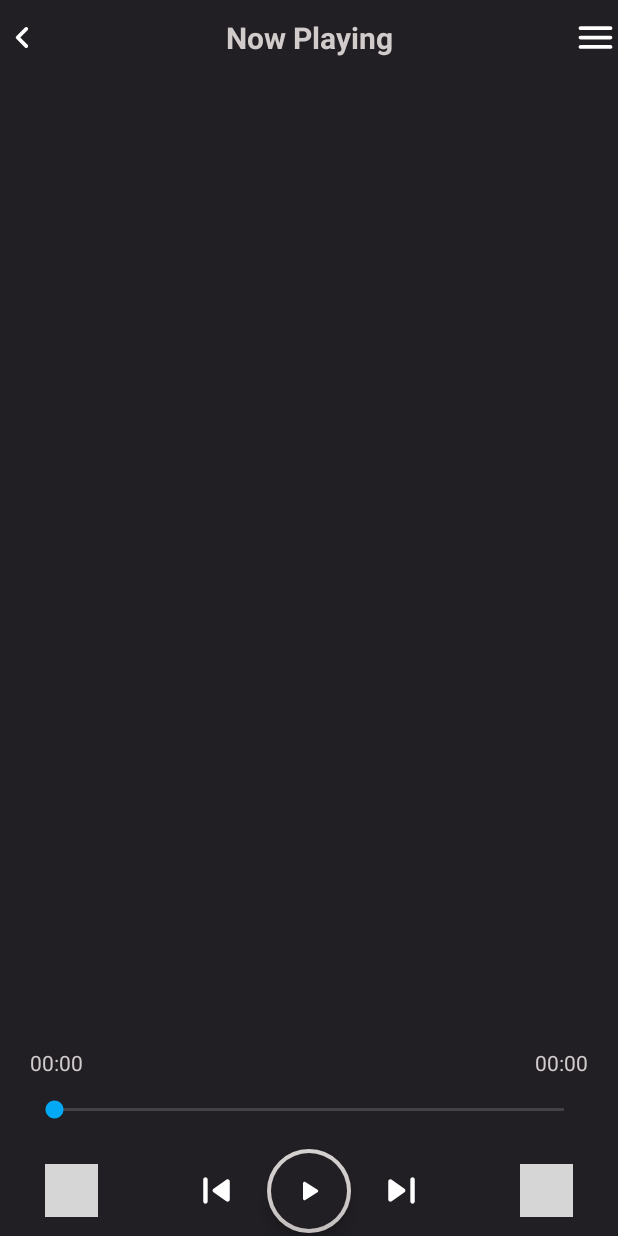
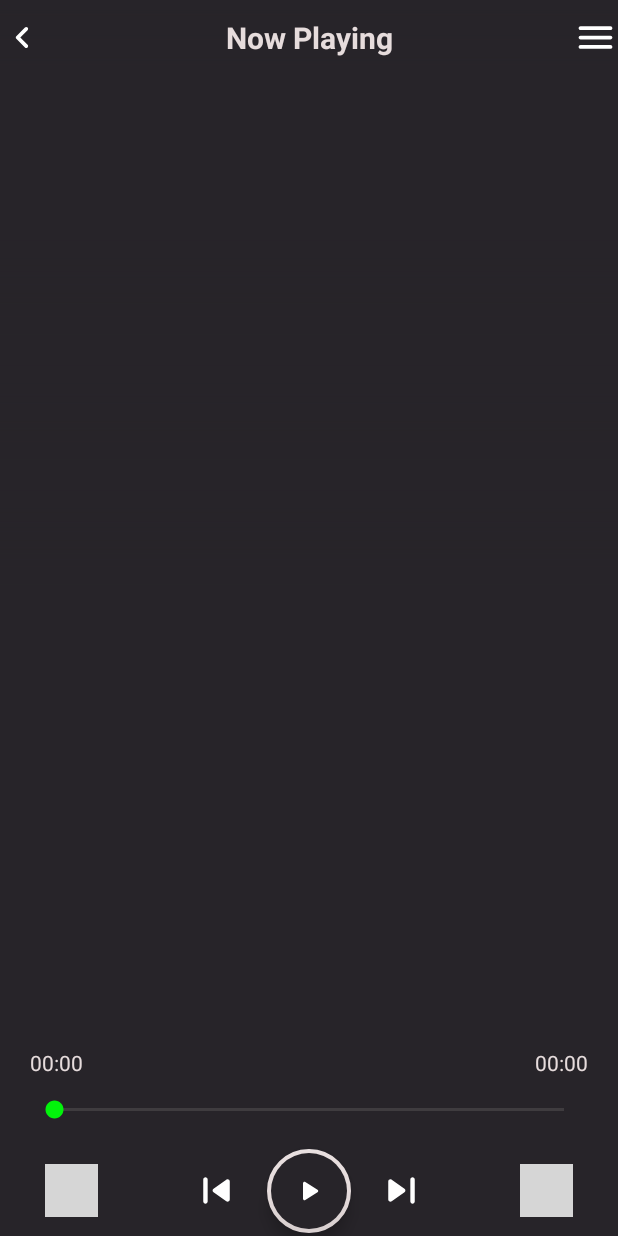
Before and after one commit to minhduc-1999/AudioPlayer, an Android app: the PlayerActivity screen opened directly, with no data from a screen before it, on a phone screen of 412 x 824 dp. Run offline under Robolectric (Android 15) with nearby library versions, the phone set to English and light mode, and no system bars; 1 statement that could not run was skipped; grey boxes are pictures that could not be loaded.

Commit message:
Fix bug in album

```diff
--- a/MyAudioPlayer/app/src/main/java/com/example/myaudioplayer/MainActivity.java
+++ b/MyAudioPlayer/app/src/main/java/com/example/myaudioplayer/MainActivity.java
@@ -199,8 +199,8 @@ public class MainActivity extends AppCompatActivity implements SearchView.OnQuer
                 if (isBound) {
                     Intent intent = new Intent(MainActivity.this, PlayerActivity.class);
                     if (audioService != null) {
-                        intent.putExtra("createService", false);
                         String state = audioService.getState();
+                        intent.putExtra("sender", AudioService.PLAYLIST_SOURCE_NONE);
                         intent.putExtra("state", state);
 
                     } else {
@@ -298,12 +298,12 @@ public class MainActivity extends AppCompatActivity implements SearchView.OnQuer
         tabLayout.setOnTabSelectedListener(new TabLayout.OnTabSelectedListener() {
             @Override
             public void onTabSelected(TabLayout.Tab tab) {
-                tab.getIcon().setColorFilter(getResources().getColor(R.color.selectedColor), PorterDuff.Mode.SRC_IN);
+                tab.getIcon().setColorFilter(getResources().getColor(R.color.color_select), PorterDuff.Mode.SRC_IN);
             }
 
             @Override
             public void onTabUnselected(TabLayout.Tab tab) {
-                tab.getIcon().setColorFilter(getResources().getColor(R.color.colorAccent), PorterDuff.Mode.SRC_IN);
+                tab.getIcon().setColorFilter(getResources().getColor(R.color.color_none_select), PorterDuff.Mode.SRC_IN);
             }
 
             @Override
--- a/MyAudioPlayer/app/src/main/java/com/example/myaudioplayer/MusicAdapter.java
+++ b/MyAudioPlayer/app/src/main/java/com/example/myaudioplayer/MusicAdapter.java
@@ -60,7 +60,7 @@ public class MusicAdapter extends RecyclerView.Adapter<MusicAdapter.MyViewHolder
             public void onClick(View v) {
                 Intent intent = new Intent(mContext, PlayerActivity.class);
                 intent.putExtra("position", position);
-                intent.putExtra("createService", true);
+                intent.putExtra("sender", AudioService.PLAYLIST_SOURCE_SONG);
                 intent.putExtra("state", AudioService.STATE_PLAY);
                 mContext.startActivity(intent);
             }
--- a/MyAudioPlayer/app/src/main/java/com/example/myaudioplayer/PlayerActivity.java
+++ b/MyAudioPlayer/app/src/main/java/com/example/myaudioplayer/PlayerActivity.java
@@ -7,8 +7,6 @@ import android.content.IntentFilter;
 import android.graphics.Bitmap;
 import android.graphics.BitmapFactory;
 import android.media.MediaMetadataRetriever;
-import android.net.Uri;
-import android.os.Build;
 import android.os.Bundle;
 import android.os.Handler;
 import android.view.View;
@@ -18,7 +16,6 @@ import android.widget.ImageView;
 import android.widget.SeekBar;
 import android.widget.TextView;
 
-import androidx.annotation.RequiresApi;
 import androidx.appcompat.app.AppCompatActivity;
 import androidx.lifecycle.Observer;
 import androidx.lifecycle.ViewModelProviders;
@@ -30,10 +27,7 @@ import com.example.myaudioplayer.audioservice.AudioService;
 import com.example.myaudioplayer.viewmodel.PlayerActivityViewModel;
 import com.google.android.material.floatingactionbutton.FloatingActionButton;
 
-import java.util.ArrayList;
-
 import static com.example.myaudioplayer.AlbumDetailsAdapter.albumFiles;
-import static com.example.myaudioplayer.MainActivity.albums;
 import static com.example.myaudioplayer.MainActivity.playlists;
 
 public class PlayerActivity extends AppCompatActivity {
@@ -46,9 +40,10 @@ public class PlayerActivity extends AppCompatActivity {
     ImageView cover_art, nextBtn, preBtn, backBtn, shuffleBtn, repeatBtn, menuBtn;
     FloatingActionButton playPauseBtn;
     SeekBar seekBar;
-    boolean isBindToCreatedService = false;
+    //boolean isBindToCreatedService = false;
+    String nextSource;
     private int startPosition;
-    private boolean isAlbumPlaylist;
+    //private boolean isAlbumPlaylist;
     private Handler handler = new Handler();
     private Thread playThread, preThread, nextThread;
 
@@ -62,11 +57,11 @@ public class PlayerActivity extends AppCompatActivity {
 
         registerBroadcastReceiver();
 
-        bindAudioService();
+
         initView();
 
         getIntentMethod();
-
+        bindAudioService();
         seekBar.setOnSeekBarChangeListener(new SeekBar.OnSeekBarChangeListener() {
             @Override
             public void onProgressChanged(SeekBar seekBar, int progress, boolean fromUser) {
@@ -158,14 +153,54 @@ public class PlayerActivity extends AppCompatActivity {
                 if (audioBinder != null) {
                     audioService = audioBinder.getService();
                     isBound = true;
-                    if (isAlbumPlaylist)
-                        audioService.setPlaylist(albums);
-                    else
-                        audioService.setPlaylist(playlists);
-                    if (isBindToCreatedService) {
-                        setMetaData(audioService.getCurSong(), audioService.getCurrentDuration() / 1000);
-                    } else if (startPosition != -1)
+                    String source = audioService.getPlaylist_source();
+                    String state = audioService.getState();
+                    if (!state.equals(AudioService.STATE_NONE)) {
+                        if (nextSource.equals(AudioService.PLAYLIST_SOURCE_NONE))
+                            setMetaData(audioService.getCurSong(), audioService.getCurrentDuration() / 1000);
+                        else if (!nextSource.equals(source))
+                        {
+                             if (nextSource.equals(AudioService.PLAYLIST_SOURCE_SONG)) {
+                                audioService.setPlaylist(playlists);
+                                audioService.setPlaylist_source(AudioService.PLAYLIST_SOURCE_SONG);
+                            } else {
+                                audioService.setPlaylist(albumFiles);
+                                audioService.setPlaylist_source(AudioService.PLAYLIST_SOURCE_ALBUM);
+                            }
+                            if (startPosition != audioService.getCurSongPos() && startPosition != -1)
+                                audioService.changeAudio(startPosition);
+                            else
+                                setMetaData(audioService.getCurSong(), audioService.getCurrentDuration() / 1000);
+                        }
+                        /*else if (nextSource.equals(AudioService.PLAYLIST_SOURCE_SONG)) {
+                            audioService.setPlaylist(playlists);
+                            audioService.setPlaylist_source(AudioService.PLAYLIST_SOURCE_SONG);
+                            if (startPosition != audioService.getCurSongPos() && startPosition != -1)
+                                audioService.changeAudio(startPosition);
+                            else
+                                setMetaData(audioService.getCurSong(), audioService.getCurrentDuration() / 1000);
+                        } else {
+                            audioService.setPlaylist(albumFiles);
+                            audioService.setPlaylist_source(AudioService.PLAYLIST_SOURCE_ALBUM);
+                            if (startPosition != audioService.getCurSongPos() && startPosition != -1)
+                                audioService.changeAudio(startPosition);
+                            else
+                                setMetaData(audioService.getCurSong(), audioService.getCurrentDuration() / 1000);
+                        }*/
+                    } else if (startPosition != -1) {
+                        if (nextSource.equals(AudioService.PLAYLIST_SOURCE_SONG)) {
+                            if (source.equals(AudioService.PLAYLIST_SOURCE_ALBUM) || source.equals(AudioService.PLAYLIST_SOURCE_NONE)) {
+                                audioService.setPlaylist(playlists);
+                                audioService.setPlaylist_source(AudioService.PLAYLIST_SOURCE_SONG);
+                            }
+                        } else if (nextSource.equals(AudioService.PLAYLIST_SOURCE_ALBUM)) {
+                            if (source.equals(AudioService.PLAYLIST_SOURCE_SONG) || source.equals(AudioService.PLAYLIST_SOURCE_NONE)) {
+                                audioService.setPlaylist(albumFiles);
+                                audioService.setPlaylist_source(AudioService.PLAYLIST_SOURCE_ALBUM);
+                            }
+                        }
                         audioService.changeAudio(startPosition);
+                    }
                 } else {
                     audioService = null;
                     isBound = false;
@@ -193,8 +228,7 @@ public class PlayerActivity extends AppCompatActivity {
         if (progress == -1) {
             seekBar.setProgress(0);
             duration_played.setText(formattedTime(0));
-        }
-        else {
+        } else {
             seekBar.setProgress(progress);
             duration_played.setText(formattedTime(progress));
         }
@@ -324,18 +358,18 @@ public class PlayerActivity extends AppCompatActivity {
 
     private void getIntentMethod() {
         int position = getIntent().getIntExtra("position", -1);
-        String sender = getIntent().getStringExtra("sender");
-        boolean isCreateService = getIntent().getBooleanExtra("createService", false);
+        nextSource = getIntent().getStringExtra("sender");
+        //boolean isCreateService = getIntent().getBooleanExtra("createService", false);
         String state = getIntent().getStringExtra("state");
-        if (sender != null && sender.equals("albumDetails")) {
+        /*if (playlist_source != null && playlist_source.equals(AudioService.PLAYLIST_SOURCE_ALBUM)) {
             this.isAlbumPlaylist = true;
         } else
-            this.isAlbumPlaylist = false;
-        if (!isCreateService) {
+            this.isAlbumPlaylist = false;*/
+        /*if (!isCreateService) {
             isBindToCreatedService = true;
         } else {
             isBindToCreatedService = false;
-        }
+        }*/
         if (state.equals(AudioService.STATE_PLAY))
             playPauseBtn.setImageResource(R.drawable.ic_round_pause_24);
         else
@@ -360,65 +394,6 @@ public class PlayerActivity extends AppCompatActivity {
         playPauseBtn = findViewById(R.id.play_pause);
         seekBar = findViewById(R.id.seekBar);
     }
-
-    /*private void metaData(Uri uri) {
-        MediaMetadataRetriever retriever = new MediaMetadataRetriever();
-        retriever.setDataSource(uri.toString());
-        int durationTotal = Integer.parseInt(listSong.get(position).getDuration()) / 1000;
-        duration_total.setText(formattedTime(durationTotal));
-        song_name.setText(listSong.get(position).getTitle());
-        artist_name.setText(listSong.get(position).getArtist());
-        seekBar.setMax(mediaPlayer.getDuration() / 1000);
-        byte[] art = retriever.getEmbeddedPicture();
-        Bitmap bitmap;
-        if (art != null) {
-            bitmap = BitmapFactory.decodeByteArray(art, 0, art.length);
-            ImageAnimation(this, cover_art, bitmap);
-            *//*Palette.from(bitmap).generate(new Palette.PaletteAsyncListener() {
-                @Override
-                public void onGenerated(@Nullable Palette palette) {
-                    Palette.Swatch swatch = palette.getDominantSwatch();
-                    if (swatch != null) {
-                        ImageView gredient = findViewById(R.id.imageViewGradient);
-                        RelativeLayout mContainer = findViewById(R.id.mContainer);
-                        gredient.setBackgroundResource(R.drawable.gradient_bg);
-                        mContainer.setBackgroundResource(R.drawable.main_bg);
-                        GradientDrawable gradientDrawable = new GradientDrawable(GradientDrawable.Orientation.BOTTOM_TOP,
-                                new int[]{swatch.getRgb(), 0x00000000});
-                        gredient.setBackground(gradientDrawable);
-                        GradientDrawable gradientDrawableBg = new GradientDrawable(GradientDrawable.Orientation.BOTTOM_TOP,
-                                new int[]{swatch.getRgb(), swatch.getRgb()});
-                        mContainer.setBackground(gradientDrawableBg);
-                        song_name.setTextColor(swatch.getBodyTextColor());
-                        artist_name.setTextColor(swatch.getBodyTextColor());
-                    } else {
-                        ImageView gredient = findViewById(R.id.imageViewGradient);
-                        RelativeLayout mContainer = findViewById(R.id.mContainer);
-                        gredient.setBackgroundResource(R.drawable.gradient_bg);
-                        mContainer.setBackgroundResource(R.drawable.main_bg);
-                        GradientDrawable gradientDrawable = new GradientDrawable(GradientDrawable.Orientation.BOTTOM_TOP,
-                                new int[]{0xff000000, 0x00000000});
-                        gredient.setBackground(gradientDrawable);
-                        GradientDrawable gradientDrawableBg = new GradientDrawable(GradientDrawable.Orientation.BOTTOM_TOP,
-                                new int[]{0xff000000, 0xff000000});
-                        mContainer.setBackground(gradientDrawableBg);
-                        song_name.setTextColor(Color.WHITE);
-                        artist_name.setTextColor(Color.DKGRAY);
-                    }
-                }
-            });*//*
-        } else {
-            bitmap = BitmapFactory.decodeResource(getResources(), R.drawable.music_default);
-            ImageAnimation(this, cover_art, bitmap);
-            //Glide.with(this).asBitmap().load(R.drawable.music_default).into(cover_art);
-            *//*ImageView gredient = findViewById(R.id.imageViewGradient);
-            RelativeLayout mContainer = findViewById(R.id.mContainer);
-            gredient.setBackgroundResource(R.drawable.gradient_bg);
-            mContainer.setBackgroundResource(R.drawable.main_bg);
-            song_name.setTextColor(Color.WHITE);
-            artist_name.setTextColor(Color.DKGRAY);*//*
-        }
-    }*/
 
     public void ImageAnimation(final Context context, final ImageView imageView, final Bitmap bitmap) {
         Animation animOut = AnimationUtils.loadAnimation(context, android.R.anim.fade_out);
--- a/MyAudioPlayer/app/src/main/res/drawable/ic_round_library_music_24.xml
+++ b/MyAudioPlayer/app/src/main/res/drawable/ic_round_library_music_24.xml
@@ -4,6 +4,6 @@
     android:viewportWidth="24"
     android:viewportHeight="24">
   <path
-      android:fillColor="@color/colorAccent"
+      android:fillColor="@color/color_none_select"
       android:pathData="M20,2L8,2c-1.1,0 -2,0.9 -2,2v12c0,1.1 0.9,2 2,2h12c1.1,0 2,-0.9 2,-2L22,4c0,-1.1 -0.9,-2 -2,-2zM17,7h-2v5.37c0,1.27 -0.9,2.44 -2.16,2.6 -1.69,0.23 -3.11,-1.25 -2.8,-2.95 0.2,-1.1 1.18,-1.95 2.3,-2.02 0.63,-0.04 1.2,0.16 1.66,0.51L14,6c0,-0.55 0.45,-1 1,-1h2c0.55,0 1,0.45 1,1s-0.45,1 -1,1zM3,6c-0.55,0 -1,0.45 -1,1v13c0,1.1 0.9,2 2,2h13c0.55,0 1,-0.45 1,-1s-0.45,-1 -1,-1L5,20c-0.55,0 -1,-0.45 -1,-1L4,7c0,-0.55 -0.45,-1 -1,-1z"/>
 </vector>
--- a/MyAudioPlayer/app/src/main/res/drawable/ic_round_music_note_24.xml
+++ b/MyAudioPlayer/app/src/main/res/drawable/ic_round_music_note_24.xml
@@ -4,6 +4,6 @@
     android:viewportWidth="24"
     android:viewportHeight="24">
   <path
-      android:fillColor="@color/selectedColor"
+      android:fillColor="@color/color_none_select"
       android:pathData="M12,5v8.55c-0.94,-0.54 -2.1,-0.75 -3.33,-0.32 -1.34,0.48 -2.37,1.67 -2.61,3.07 -0.46,2.74 1.86,5.08 4.59,4.65 1.96,-0.31 3.35,-2.11 3.35,-4.1V7h2c1.1,0 2,-0.9 2,-2s-0.9,-2 -2,-2h-2c-1.1,0 -2,0.9 -2,2z"/>
 </vector>
--- a/MyAudioPlayer/app/src/main/res/drawable/ic_round_repeat_24_on.xml
+++ b/MyAudioPlayer/app/src/main/res/drawable/ic_round_repeat_24_on.xml
@@ -4,6 +4,6 @@
     android:viewportWidth="24"
     android:viewportHeight="24">
   <path
-      android:fillColor="#03A9F4"
+      android:fillColor="@color/progress"
       android:pathData="M7,7h10v1.79c0,0.45 0.54,0.67 0.85,0.35l2.79,-2.79c0.2,-0.2 0.2,-0.51 0,-0.71l-2.79,-2.79c-0.31,-0.31 -0.85,-0.09 -0.85,0.36L17,5L6,5c-0.55,0 -1,0.45 -1,1v4c0,0.55 0.45,1 1,1s1,-0.45 1,-1L7,7zM17,17L7,17v-1.79c0,-0.45 -0.54,-0.67 -0.85,-0.35l-2.79,2.79c-0.2,0.2 -0.2,0.51 0,0.71l2.79,2.79c0.31,0.31 0.85,0.09 0.85,-0.36L7,19h11c0.55,0 1,-0.45 1,-1v-4c0,-0.55 -0.45,-1 -1,-1s-1,0.45 -1,1v3z"/>
 </vector>
--- a/MyAudioPlayer/app/src/main/res/drawable/ic_round_shuffle_24_on.xml
+++ b/MyAudioPlayer/app/src/main/res/drawable/ic_round_shuffle_24_on.xml
@@ -4,6 +4,6 @@
     android:viewportWidth="24"
     android:viewportHeight="24">
   <path
-      android:fillColor="#03A9F4"
+      android:fillColor="@color/progress"
       android:pathData="M10.59,9.17L6.12,4.7c-0.39,-0.39 -1.02,-0.39 -1.41,0 -0.39,0.39 -0.39,1.02 0,1.41l4.46,4.46 1.42,-1.4zM15.35,4.85l1.19,1.19L4.7,17.88c-0.39,0.39 -0.39,1.02 0,1.41 0.39,0.39 1.02,0.39 1.41,0L17.96,7.46l1.19,1.19c0.31,0.31 0.85,0.09 0.85,-0.36L20,4.5c0,-0.28 -0.22,-0.5 -0.5,-0.5h-3.79c-0.45,0 -0.67,0.54 -0.36,0.85zM14.83,13.41l-1.41,1.41 3.13,3.13 -1.2,1.2c-0.31,0.31 -0.09,0.85 0.36,0.85h3.79c0.28,0 0.5,-0.22 0.5,-0.5v-3.79c0,-0.45 -0.54,-0.67 -0.85,-0.35l-1.19,1.19 -3.13,-3.14z"/>
 </vector>
--- a/MyAudioPlayer/app/src/main/res/layout/activity_player.xml
+++ b/MyAudioPlayer/app/src/main/res/layout/activity_player.xml
@@ -188,9 +188,9 @@
             android:layout_alignParentBottom="true"
             android:layout_marginLeft="20dp"
             android:layout_marginRight="20dp"
-            android:progressBackgroundTint="@color/progress"
-            android:progressTint="@color/selectedColor"
-            android:thumbTint="@color/selectedColor"
+            android:progressBackgroundTint="@color/progress_bg"
+            android:progressTint="@color/progress"
+            android:thumbTint="@color/progress"
             android:thumbTintMode="src_in" />
     </RelativeLayout>
 </RelativeLayout>
--- a/MyAudioPlayer/app/src/main/res/layout/album_item.xml
+++ b/MyAudioPlayer/app/src/main/res/layout/album_item.xml
@@ -23,7 +23,7 @@
             android:id="@+id/album_name"
             android:layout_alignParentBottom="true"
             android:text="Album"
-            android:textColor="#fff"
+            android:textColor="@android:color/primary_text_dark"
             android:singleLine="true"
             android:gravity="center_horizontal"
             android:layout_centerHorizontal="true"
--- a/MyAudioPlayer/app/src/main/res/values/colors.xml
+++ b/MyAudioPlayer/app/src/main/res/values/colors.xml
@@ -1,10 +1,10 @@
 <?xml version="1.0" encoding="utf-8"?>
 <resources>
-    <color name="colorPrimary">#211F23</color>
-    <color name="colorPrimaryDark">#151415</color>
-    <color name="colorAccent">#D1CBCB</color>
-    <color name="selectedColor">#03A9F4</color>
-    <color name="progress">#A6A2A0</color>
-    <color name="colorPrimaryText">#FFFFFF</color>
-    <color name="colorSecondaryText">#88BDBDBD</color>
+    <color name="colorPrimary">#272429</color>
+    <color name="colorPrimaryDark">#0E0E0E</color>
+    <color name="colorAccent">#E6DCDC</color>
+    <color name="progress">#02F30B</color>
+    <color name="progress_bg">#85817F</color>
+    <color name="color_none_select">#74B1AFAF</color>
+    <color name="color_select">#FFFFFF</color>
 </resources>
--- a/MyAudioPlayer/app/src/main/res/values/styles.xml
+++ b/MyAudioPlayer/app/src/main/res/values/styles.xml
@@ -13,7 +13,7 @@
     </style>
     <style name="MyCustomTabTextAppearance" parent="TextAppearance.Design.Tab">
         <item name="android:textSize">14sp</item>
-        <item name="android:textColor">@color/colorAccent</item>
+        <item name="android:textColor">@color/color_none_select</item>
         <item name="textAllCaps">false</item>
     </style>
 </resources>
```
Also changed, not shown: MyAudioPlayer/app/src/main/java/com/example/myaudioplayer/AlbumDetails.java (+11 -17 lines), MyAudioPlayer/app/src/main/java/com/example/myaudioplayer/AlbumDetailsAdapter.java (+5 -3 lines), MyAudioPlayer/app/src/main/java/com/example/myaudioplayer/audioservice/AudioService.java (+17 -0 lines), MyAudioPlayer/app/src/main/res/layout/activity_main.xml (+30 -17 lines), MyAudioPlayer/app/src/main/res/layout/music_items.xml (+41 -17 lines).
